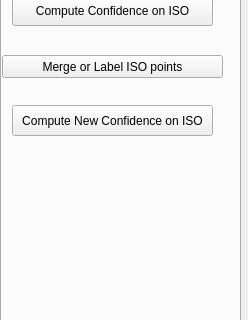
sunwaylive/quality-driven-poisson-guided-autoscanning, file Point Cloud/UI/poisson_para.ui: the form before one commit; both pictures show x 0 to 248 and y 281 to 601 of the 248 by 754 pixel window.
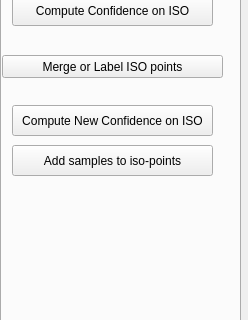
The form after the commit. The open tabs and pages were chosen to show the change.

```diff
--- a/Point Cloud/UI/poisson_para.ui
+++ b/Point Cloud/UI/poisson_para.ui
@@ -515,6 +515,19 @@
       <string>Compute New Confidence on ISO</string>
      </property>
     </widget>
+    <widget class="QPushButton" name="pushButton_add_samples_to_iso_points">
+     <property name="geometry">
+      <rect>
+       <x>10</x>
+       <y>400</y>
+       <width>201</width>
+       <height>31</height>
+      </rect>
+     </property>
+     <property name="text">
+      <string>Add samples to iso-points</string>
+     </property>
+    </widget>
    </widget>
   </widget>
  </widget>
```
Left out of the diff: 2 changed lines with no effect on the pictures.
